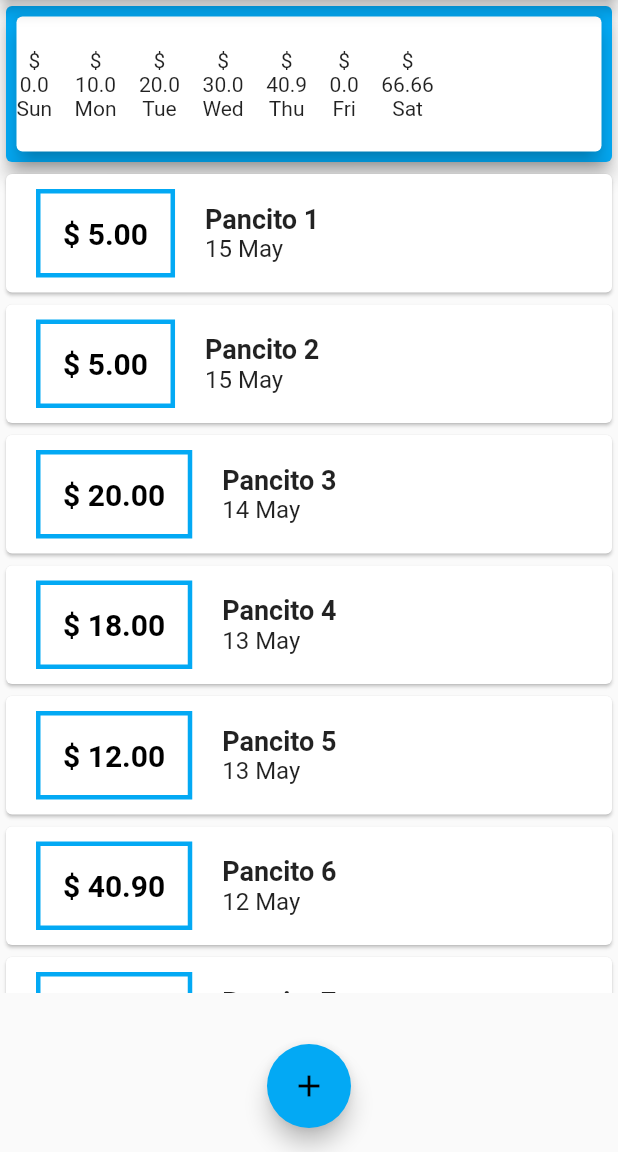
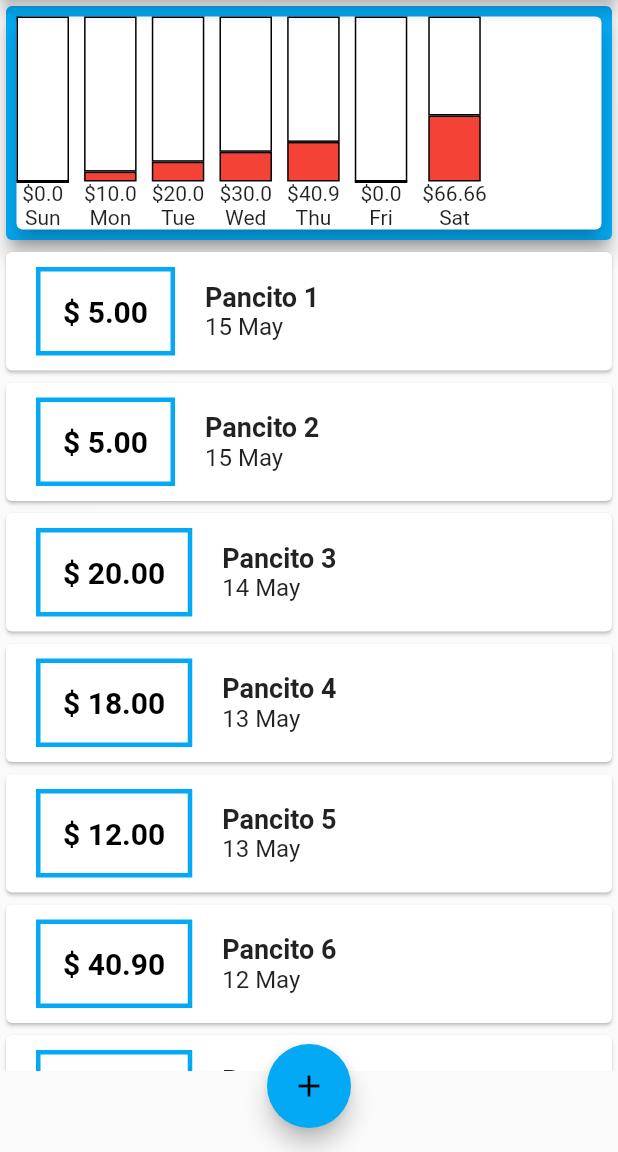
Before and after one commit to nachokhan/my_expenses, a Flutter app: the screen it shows after launch, on a phone screen of 412 x 824 dp, the part 84-1236 px from its top. Run offline on Flutter 3.47's test engine with Material 2 defaults, Android fonts, the phone set to English and light mode, and no system bars.

Commit message:
First Chart Version finished

```diff
--- a/lib/widgets/w_chart.dart
+++ b/lib/widgets/w_chart.dart
@@ -25,14 +25,21 @@ class WChart extends StatelessWidget {
     List<Widget> bars = [];
 
     final amounts = ChartInfo().fillFromLastDays(txs, 7);
+    var totalAmount = 0.0;
 
     amounts.forEach((key, value) {
-      final dia = DateFormat.E().format(DateTime.now().subtract(Duration(days: key)));
+      totalAmount += value;
+    });
 
-      bars.add(WBar(dia, value));
+    amounts.forEach((key, value) {
+      final dia =
+          DateFormat.E().format(DateTime.now().subtract(Duration(days: key)));
+      final percentage = (value / totalAmount * 100).round();
+
+      bars.add(WBar(dia, percentage, value));
       bars.add(SizedBox(
-        width: 15,
-        height: 90,
+        width: 10,
+        height: 110,
       ));
     });
 
@@ -42,17 +49,47 @@ class WChart extends StatelessWidget {
 
 class WBar extends StatelessWidget {
   final String day;
+  final int percentage;
   final double amount;
+  double hBox1, hBox2;
+  final tHeight = 110;
+  final width = 35.0;
 
-  WBar(this.day, this.amount);
+  WBar(this.day, this.percentage, this.amount) {
+    hBox2 = (tHeight * (percentage) / 100);
+    hBox1 = tHeight - hBox2;
+  }
 
   @override
   Widget build(BuildContext context) {
     return Container(
       child: Column(
         children: <Widget>[
-          Text("\$"),
-          Text(amount.toString()),
+          SizedBox(
+            width: width,
+            height: hBox1,
+            child: DecoratedBox(
+              decoration: BoxDecoration(
+                  color: Colors.white,
+                  border: Border.all(
+                    color: Colors.black,
+                    width: 1,
+                  )),
+            ),
+          ),
+          SizedBox(
+            width: width,
+            height: hBox2,
+            child: DecoratedBox(
+              decoration: BoxDecoration(
+                  color: Colors.red,
+                  border: Border.all(
+                    color: Colors.black,
+                    width: 1,
+                  )),
+            ),
+          ),
+          Text('\$' + amount.toString()),
           Text(day),
         ],
       ),
```
